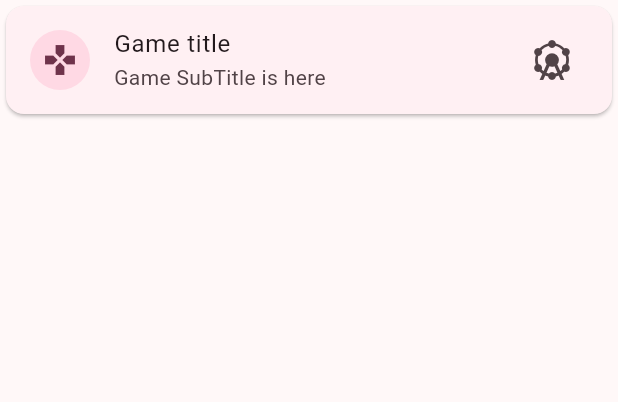
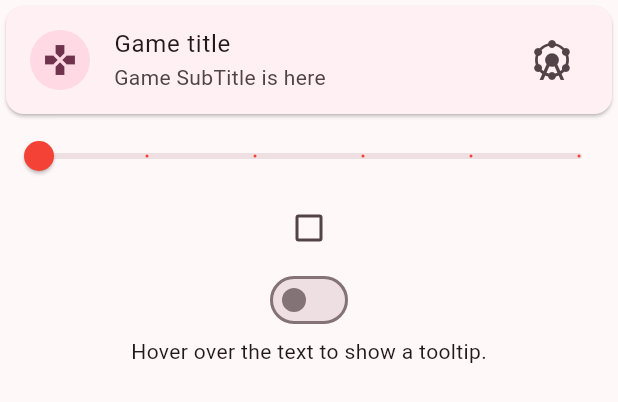
Before and after one commit to bharathis-mi/teaching, a Flutter app: the GamePage widget shown alone on an empty page, opened directly, on a phone screen of 412 x 824 dp. Shown: the top 402 px of the screen. Run offline on Flutter 3.47's test engine with Material 3 defaults, Android fonts, the phone set to English and light mode, and no system bars; our stand-ins replace location, share_plus, transparent_image; missing offline and left inert: qr_bar_code, simple_barcode_scanner.

Commit message:
up=-to-date

```diff
--- a/lib/game_page.dart
+++ b/lib/game_page.dart
@@ -1,15 +1,24 @@
 import 'package:flutter/material.dart';
 
-class GamePage extends StatelessWidget {
+class GamePage extends StatefulWidget {
   const GamePage({
     super.key,
   });
 
   @override
+  State<GamePage> createState() => _GamePageState();
+}
+
+class _GamePageState extends State<GamePage> {
+  double value = 0;
+  bool switchVal = false;
+  @override
   Widget build(BuildContext context) {
-    return const Column(
+    return Column(
       children: [
-        Card(
+        const Tooltip(
+          message: "I'm Card",
+          child: Card(
             child: ListTile(
               title: Text("Game title"),
               subtitle: Text("Game SubTitle is here"),
@@ -21,6 +30,42 @@ class GamePage extends StatelessWidget {
                 size: 32,
               ),
             ),
+          ),
+        ),
+        Slider(
+          activeColor: Colors.red,
+          divisions: 5,
+          value: value,
+          onChanged: (val) {
+            setState(() {
+              value = val;
+            });
+          },
+          max: 100,
+        ),
+        Checkbox(
+          value: switchVal,
+          onChanged: (value) {
+            setState(() {
+              switchVal = value!;
+            });
+          },
+        ),
+        Tooltip(
+          message: "I'm Switch",
+          child: Switch(
+            value: switchVal,
+            onChanged: (value) {
+              setState(() {
+                switchVal = value;
+              });
+            },
+          ),
+        ),
+        const Tooltip(
+          message: 'I am a Tooltip',
+          triggerMode: TooltipTriggerMode.tap,
+          child: Text('Hover over the text to show a tooltip.'),
         )
       ],
     );
--- a/lib/locationpage.dart
+++ b/lib/locationpage.dart
@@ -60,3 +60,6 @@ class _LocationPageState extends State<LocationPage> {
     return distance <= 1000;
   }
 }
+
+
+// https://flutter.github.io/samples/#
--- a/lib/scaffold_page.dart
+++ b/lib/scaffold_page.dart
@@ -27,7 +27,8 @@ class _ScaffoldPageState extends State<ScaffoldPage> {
             ),
             IconButton(
               onPressed: () {},
-              icon: const Icon(Icons.accessible),
+              icon:
+                  const Badge(label: Text('1'), child: Icon(Icons.accessible)),
             ),
             PopupMenuButton<String>(
               padding: EdgeInsets.zero,
```
Lines whose indentation alone changed are shown as unchanged.
